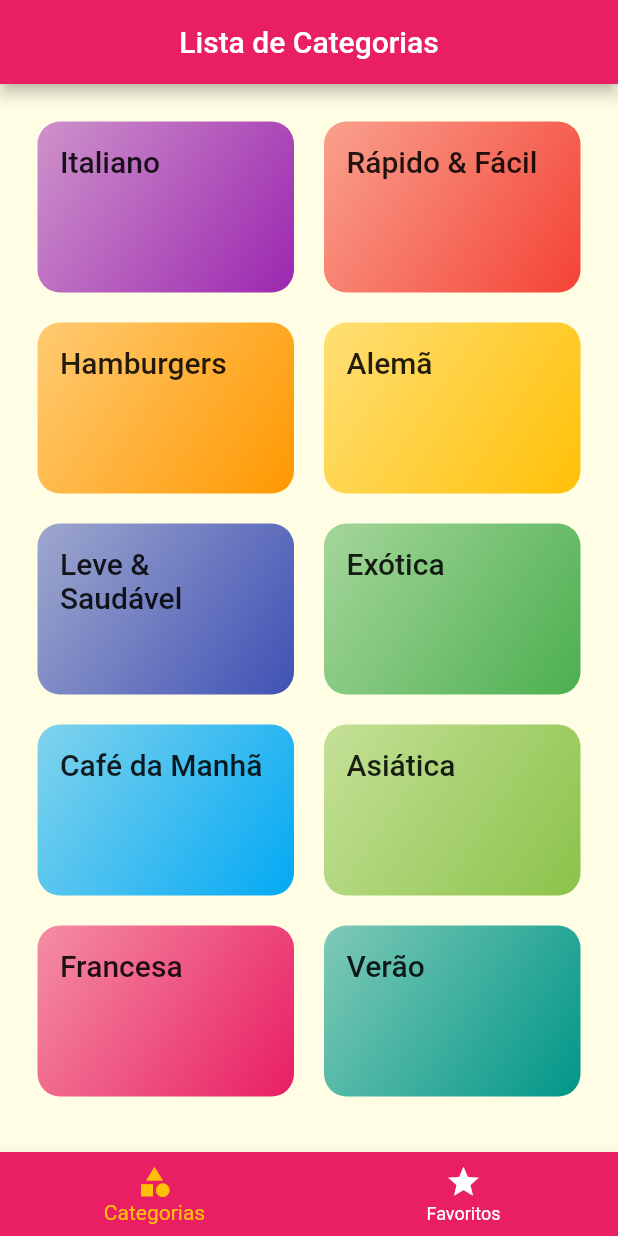
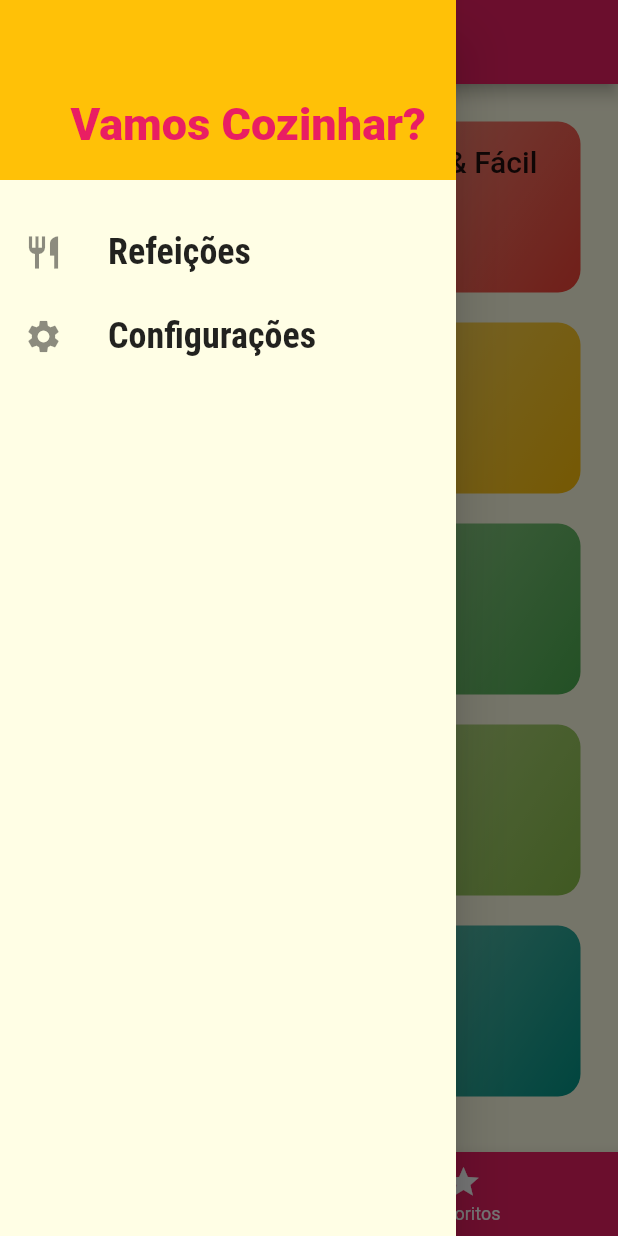
Before and after one commit to portelaoliveira/meals, a Flutter app: the screen it shows after launch, with the side drawer open (before the commit the screen has no drawer), on a phone screen of 412 x 824 dp. Run offline on Flutter 3.47's test engine with Material 2 defaults, Android fonts, the phone set to English and light mode, and no system bars.

Commit message:
Adicionar Drawer personalizado.

```diff
--- /dev/null
+++ b/lib/components/main_drawer.dart
@@ -0,0 +1,53 @@
+import 'package:flutter/material.dart';
+
+class MainDrawer extends StatelessWidget {
+  const MainDrawer({super.key});
+
+  Widget _createItem(IconData icon, String label) {
+    return ListTile(
+      leading: Icon(
+        icon,
+        size: 26,
+      ),
+      title: Text(
+        label,
+        style: const TextStyle(
+          fontFamily: 'RobotoCondensed',
+          fontSize: 24,
+          fontWeight: FontWeight.bold,
+        ),
+      ),
+      onTap: () {},
+    );
+  }
+
+  @override
+  Widget build(BuildContext context) {
+    return Drawer(
+      child: Column(
+        children: <Widget>[
+          Container(
+            height: 120,
+            width: double.infinity,
+            padding: const EdgeInsets.all(20),
+            color: Theme.of(context).colorScheme.secondary,
+            alignment: Alignment.bottomRight,
+            child: Text(
+              'Vamos Cozinhar?',
+              style: TextStyle(
+                fontWeight: FontWeight.w900,
+                fontSize: 30,
+                color: Theme.of(context).primaryColor,
+              ),
+            ),
+          ),
+          const SizedBox(
+            height: 20,
+          ),
+          _createItem(Icons.restaurant, 'Refeições'),
+          _createItem(Icons.settings, 'Configurações'),
+        ],
+      ),
+    );
+  }
+}
--- a/lib/screens/tabs_screen.dart
+++ b/lib/screens/tabs_screen.dart
@@ -1,6 +1,7 @@
 import 'package:flutter/material.dart';
 import 'categories_screen.dart';
 import 'favorite_screen.dart';
+import '../components/main_drawer.dart';
 
 class TabsScreen extends StatefulWidget {
   const TabsScreen({Key? key}) : super(key: key);
@@ -33,10 +34,11 @@ class _TabsScreenState extends State<TabsScreen> {
           _screens[_selectedScreenIndex]['title'] as String,
         ),
       ),
+      drawer: MainDrawer(),
       body: _screens[_selectedScreenIndex]['screen'] as Widget,
       bottomNavigationBar: BottomNavigationBar(
         onTap: _selectScreen,
-        backgroundColor: Colors.pink,
+        backgroundColor: Theme.of(context).primaryColor,
         unselectedItemColor: Colors.white,
         selectedItemColor: Theme.of(context).colorScheme.secondary,
         currentIndex: _selectedScreenIndex,
```
